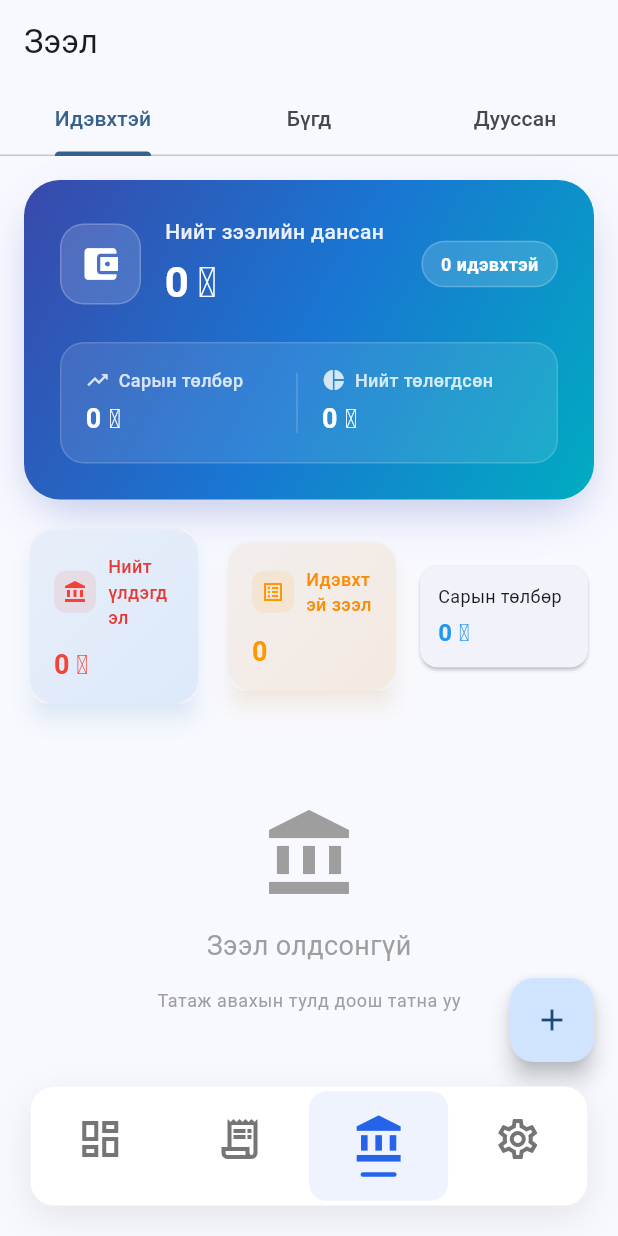
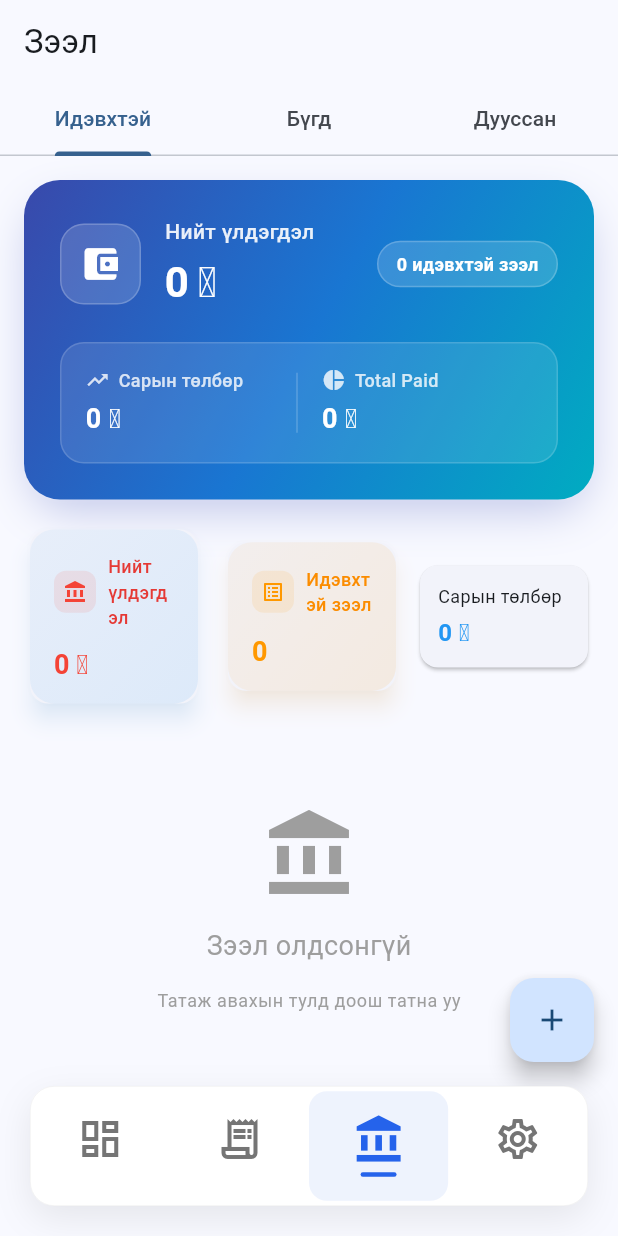
Before and after one commit to saruul123/my-finance, a Flutter app: the screen it shows after launch, item 3 of the bottom bar chosen, after a tap on the "account balance" icon, on a phone screen of 412 x 824 dp. Run offline on Flutter 3.47's test engine with Material 3 defaults, Android fonts, the light colour scheme and no system bars; our stand-ins replace csv, file_picker, fl_chart, hive, hive_flutter; missing offline and left inert: excel; accounts and stored records are empty.

Commit message:
fixed error

```diff
--- a/lib/models/tag.dart
+++ b/lib/models/tag.dart
@@ -151,12 +151,16 @@ class Tag extends HiveObject {
         updatedAt: now,
       ),
 
-      // LOANS
+      // LOANS - Enhanced with more comprehensive keywords
       Tag(
         id: 'loan_repayment_tag',
         name: 'loan repayment',
         group: TagGroup.loans,
-        keywords: ['зээлийн төлбөр', 'loan payment', 'зээл', 'төлбөр', 'mortgage', 'гэрийн зээл', 'автозээл'],
+        keywords: [
+          'зээлийн төлбөр', 'loan payment', 'зээл', 'төлбөр', 'mortgage', 'гэрийн зээл', 'автозээл',
+          'хүүгийн төлбөр', 'үндсэн зээлийн төлбөр', 'principal payment', 'хээлйин', 'зээл төлөх',
+          'зээлийн эргүүлэлт', 'кредит', 'credit', 'микрозээл', 'microfinance'
+        ],
         isEnabled: true,
         caseSensitive: false,
         createdAt: now,
@@ -166,19 +170,93 @@ class Tag extends HiveObject {
         id: 'installment_tag',
         name: 'installment',
         group: TagGroup.loans,
-        keywords: ['хэсэгчилсэн төлбөр', 'installment', 'monthly payment', 'сарын төлбөр', 'хуваан төлөх'],
+        keywords: [
+          'хэсэгчилсэн төлбөр', 'installment', 'monthly payment', 'сарын төлбөр', 'хуваан төлөх',
+          'эрүүлийн төлбөр', 'тогтмол төлбөр', 'regular payment', 'recurring payment',
+          'давтамжтай төлбөр', 'хуваалт', 'installment plan'
+        ],
+        isEnabled: true,
+        caseSensitive: false,
+        createdAt: now,
+        updatedAt: now,
+      ),
+      // New loan-specific tags
+      Tag(
+        id: 'mortgage_tag',
+        name: 'mortgage',
+        group: TagGroup.loans,
+        keywords: [
+          'mortgage', 'гэрийн зээл', 'орон сууцны зээл', 'байшингийн зээл',
+          'недвижимостийн зээл', 'housing loan', 'home loan', 'барилгын зээл'
+        ],
+        isEnabled: true,
+        caseSensitive: false,
+        createdAt: now,
+        updatedAt: now,
+      ),
+      Tag(
+        id: 'auto_loan_tag',
+        name: 'auto loan',
+        group: TagGroup.loans,
+        keywords: [
+          'автозээл', 'auto loan', 'машины зээл', 'тээврийн хэрэгслийн зээл',
+          'car loan', 'vehicle loan', 'автомашины зээл', 'машин худалдан авах зээл'
+        ],
+        isEnabled: true,
+        caseSensitive: false,
+        createdAt: now,
+        updatedAt: now,
+      ),
+      Tag(
+        id: 'personal_loan_tag',
+        name: 'personal loan',
+        group: TagGroup.loans,
+        keywords: [
+          'хувийн зээл', 'personal loan', 'иргэний зээл', 'хүнцний зээл',
+          'consumer loan', 'цалингийн зээл', 'salary loan', 'хурд зээл'
+        ],
+        isEnabled: true,
+        caseSensitive: false,
+        createdAt: now,
+        updatedAt: now,
+      ),
+      Tag(
+        id: 'business_loan_tag',
+        name: 'business loan',
+        group: TagGroup.loans,
+        keywords: [
+          'бизнесийн зээл', 'business loan', 'ажил эрхлэлтийн зээл', 'үйлдвэрлэлийн зээл',
+          'арилжааны зээл', 'commercial loan', 'ААН-ийн зээл', 'компанийн зээл'
+        ],
+        isEnabled: true,
+        caseSensitive: false,
+        createdAt: now,
+        updatedAt: now,
+      ),
+      Tag(
+        id: 'microfinance_tag',
+        name: 'microfinance',
+        group: TagGroup.loans,
+        keywords: [
+          'микрозээл', 'microfinance', 'жижиг зээл', 'МФО', 'mfi',
+          'санхүүгийн байгууллага', 'хурд зээл', 'богино хугацаат зээл'
+        ],
         isEnabled: true,
         caseSensitive: false,
         createdAt: now,
         updatedAt: now,
       ),
 
-      // INTEREST
+      // INTEREST - Enhanced with more comprehensive keywords
       Tag(
         id: 'loan_interest_tag',
         name: 'loan interest',
         group: TagGroup.interest,
-        keywords: ['зээлийн хүү', 'loan interest', 'хүү', 'interest', 'шимтгэл'],
+        keywords: [
+          'зээлийн хүү', 'loan interest', 'хүү', 'interest', 'шимтгэл',
+          'хүүгийн төлбөр', 'жилийн хүү', 'сарын хүү', 'хүүгийн хэсэг',
+          'interest payment', 'compound interest', 'давхар хүү'
+        ],
         isEnabled: true,
         caseSensitive: false,
         createdAt: now,
@@ -188,7 +266,38 @@ class Tag extends HiveObject {
         id: 'bank_fees_tag',
         name: 'bank fees',
         group: TagGroup.interest,
-        keywords: ['банкны шимтгэл', 'bank fee', 'service fee', 'үйлчилгээний төлбөр', 'хураамж', 'комисс'],
+        keywords: [
+          'банкны шимтгэл', 'bank fee', 'service fee', 'үйлчилгээний төлбөр', 'хураамж', 'комисс',
+          'удирдлагын хураамж', 'management fee', 'эрсдлийн шимтгэл', 'risk fee',
+          'боловсруулалтын хураамж', 'processing fee', 'гүйлгээний хураамж'
+        ],
+        isEnabled: true,
+        caseSensitive: false,
+        createdAt: now,
+        updatedAt: now,
+      ),
+      // New interest-related tags
+      Tag(
+        id: 'penalty_fee_tag',
+        name: 'penalty fee',
+        group: TagGroup.interest,
+        keywords: [
+          'торгуулийн шимтгэл', 'penalty fee', 'fine', 'торгуулиар', 'хоцрогдлын шимтгэл',
+          'late payment fee', 'overdue penalty', 'хоцрогдлын торгууль', 'алдангийн шимтгэл'
+        ],
+        isEnabled: true,
+        caseSensitive: false,
+        createdAt: now,
+        updatedAt: now,
+      ),
+      Tag(
+        id: 'early_payment_tag',
+        name: 'early payment fee',
+        group: TagGroup.interest,
+        keywords: [
+          'урьдчилсан төлбөрийн шимтгэл', 'early payment fee', 'prepayment penalty',
+          'урьдчилсан эргүүлэлтийн шимтгэл', 'эрт төлбөрийн хураамж'
+        ],
         isEnabled: true,
         caseSensitive: false,
         createdAt: now,
--- a/lib/providers/transaction_provider.dart
+++ b/lib/providers/transaction_provider.dart
@@ -50,18 +50,68 @@ class TransactionProvider extends ChangeNotifier {
   void _autoAssignTags() {
     bool hasChanges = false;
     for (final transaction in _transactions) {
-      if (transaction.tags.isEmpty && transaction.note.isNotEmpty) {
-        final extractedTags = _tagService.extractTagsFromTransaction(transaction.note);
-        if (extractedTags.isNotEmpty) {
-          transaction.tags = extractedTags;
-          _databaseService.updateTransaction(transaction);
-          hasChanges = true;
+      // Skip if transaction already has tags or has no note
+      if (transaction.tags.isNotEmpty || transaction.note.isEmpty) continue;
+
+      List<String> extractedTags = [];
+
+      // Use enhanced loan tagging for loan transactions
+      if (transaction.isLoanPayment && transaction.loanId != null) {
+        final loan = _databaseService.getLoan(transaction.loanId!);
+        if (loan != null) {
+          // Calculate breakdown if possible
+          final breakdown = loan.calculatePaymentBreakdown(transaction.amount);
+
+          extractedTags = _tagService.extractLoanTags(
+            transactionRemarks: '${transaction.note} ${transaction.category}',
+            amount: transaction.amount,
+            loanName: loan.name,
+            interestRate: loan.interestRate,
+            principalAmount: breakdown['principal'],
+            interestAmount: breakdown['interest'],
+          );
         }
+      } else {
+        // Use regular tag extraction for non-loan transactions
+        extractedTags = _tagService.extractTagsFromTransaction(transaction.note);
+      }
+
+      if (extractedTags.isNotEmpty) {
+        transaction.tags = extractedTags;
+        _databaseService.updateTransaction(transaction);
+        hasChanges = true;
       }
     }
     if (hasChanges) {
       _transactions = _databaseService.getAllTransactions();
     }
+  }
+
+  /// Get intelligent tag suggestions for a transaction
+  List<String> getTagSuggestions({
+    required String note,
+    required String category,
+    required double amount,
+    String? loanId,
+  }) {
+    // If it's a loan transaction, use enhanced loan tagging
+    if (loanId != null) {
+      final loan = _databaseService.getLoan(loanId);
+      if (loan != null) {
+        final breakdown = loan.calculatePaymentBreakdown(amount);
+        return _tagService.extractLoanTags(
+          transactionRemarks: '$note $category',
+          amount: amount,
+          loanName: loan.name,
+          interestRate: loan.interestRate,
+          principalAmount: breakdown['principal'],
+          interestAmount: breakdown['interest'],
+        );
+      }
+    }
+
+    // Regular tag suggestions
+    return _tagService.extractTagsFromTransaction('$note $category');
   }
 
   Future<void> addTransaction(Transaction transaction) async {
@@ -306,6 +356,27 @@ class TransactionProvider extends ChangeNotifier {
       transaction.updatedAt = DateTime.now();
       await _databaseService.updateTransaction(transaction);
     }
+
+    // Apply enhanced loan tagging
+    final enhancedTags = _tagService.extractLoanTags(
+      transactionRemarks: '${transaction.note} ${transaction.category}',
+      amount: transaction.amount,
+      loanName: loan.name,
+      interestRate: loan.interestRate,
+      principalAmount: principalAmount,
+      interestAmount: interestAmount,
+    );
+
+    // Merge with existing tags (avoid duplicates)
+    final existingTags = Set<String>.from(transaction.tags);
+    final allTags = existingTags..addAll(enhancedTags);
+
+    // Update transaction with enhanced tags
+    if (allTags.length > existingTags.length) {
+      transaction.tags = allTags.toList()..sort();
+      transaction.updatedAt = DateTime.now();
+      await _databaseService.updateTransaction(transaction);
+    }
   }
 
   List<Transaction> getLoanTransactions(String loanId) {
--- a/lib/screens/loans_screen.dart
+++ b/lib/screens/loans_screen.dart
@@ -479,7 +479,7 @@ class _LoansScreenState extends State<LoansScreen>
                   crossAxisAlignment: CrossAxisAlignment.start,
                   children: [
                     Text(
-                      'Нийт зээлийн дансан',
+                      l10n.totalBalance,
                       style: TextStyle(
                         color: Colors.white.withOpacity(0.9),
                         fontSize: 14,
@@ -513,7 +513,7 @@ class _LoansScreenState extends State<LoansScreen>
                   ),
                 ),
                 child: Text(
-                  '${provider.activeLoansCount} идэвхтэй',
+                  '${provider.activeLoansCount} ${l10n.activeLoans.toLowerCase()}',
                   style: const TextStyle(
                     color: Colors.white,
                     fontSize: 12,
@@ -549,7 +549,7 @@ class _LoansScreenState extends State<LoansScreen>
                           ),
                           const SizedBox(width: 6),
                           Text(
-                            'Сарын төлбөр',
+                            l10n.monthlyPaymentTotal,
                             style: TextStyle(
                               color: Colors.white.withOpacity(0.8),
                               fontSize: 12,
@@ -591,7 +591,7 @@ class _LoansScreenState extends State<LoansScreen>
                           ),
                           const SizedBox(width: 6),
                           Text(
-                            'Нийт төлөгдсөн',
+                            'Total Paid', // Using English as there's no direct l10n equivalent
                             style: TextStyle(
                               color: Colors.white.withOpacity(0.8),
                               fontSize: 12,
--- a/lib/services/auto_fetch_service.dart
+++ b/lib/services/auto_fetch_service.dart
@@ -19,7 +19,6 @@ class AutoFetchService extends ChangeNotifier {
   String? get lastError => _lastError;
 
   static const Duration _backgroundThreshold = Duration(minutes: 5);
-  static const String _lastSyncKey = 'last_sync_time';
 
   void init() {
     _loadLastSyncTime();
```
Also changed, not shown: lib/screens/transactions_screen.dart (+0 -30 lines), lib/services/tag_service.dart (+204 -0 lines).
